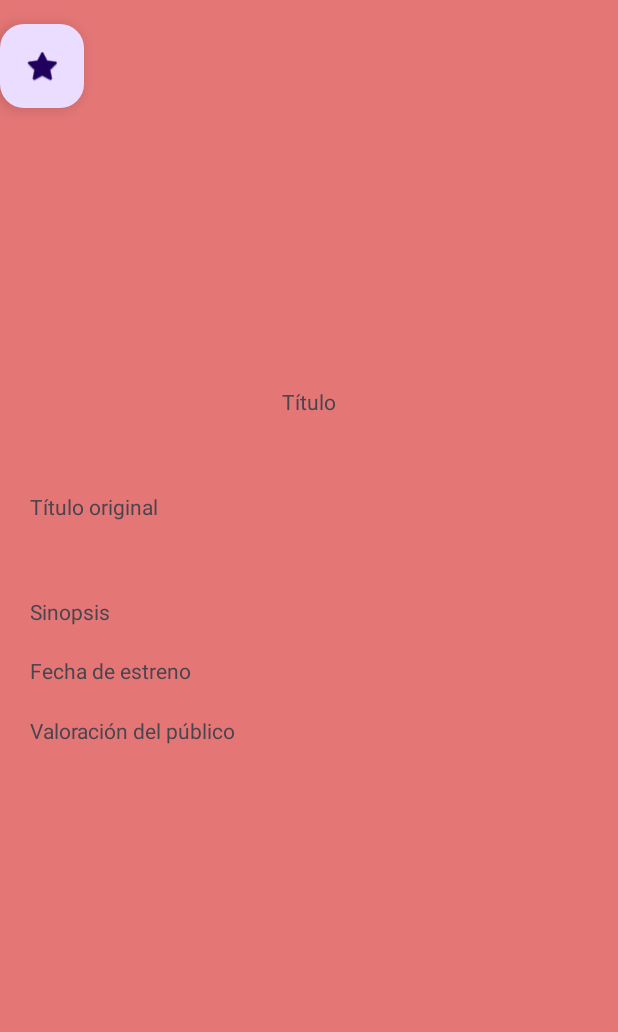
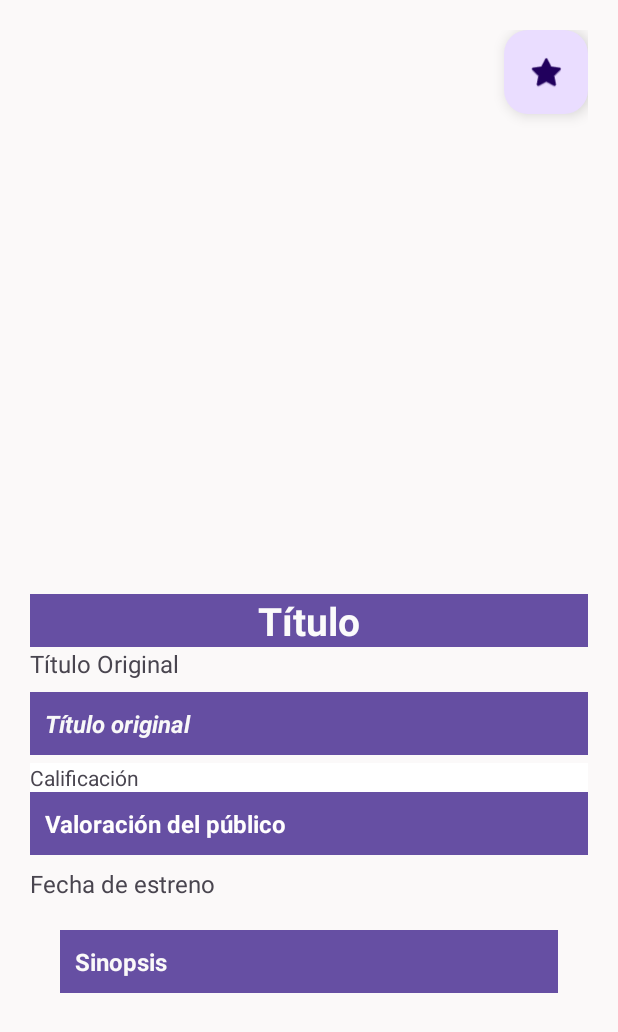
Before and after one commit to KatherineKKC/MoviesApiU5, an Android app: the MovieDetailActivity screen opened directly, with no data from a screen before it, on a phone screen of 412 x 824 dp. Shown: the top 1032 px of the screen. Run offline under Robolectric (Android 15) with nearby library versions, the phone set to English and light mode, and no system bars; pictures from the network do not load.

Commit message:
Casi terminado Detail

```diff
--- a/app/src/main/java/com/kurokawa/data/repository/MovieDetailRepository.kt
+++ b/app/src/main/java/com/kurokawa/data/repository/MovieDetailRepository.kt
@@ -5,15 +5,11 @@ import com.kurokawa.data.room.dao.MovieDao
 import com.kurokawa.data.room.entities.MovieEntity
 
 class MovieDetailRepository(private val applicacion :MyApplication){
+    suspend fun addFavoriteMovie(favorite: Boolean, movieFavorite: MovieEntity) {
+        val category: String =movieFavorite.category
+        //applicacion.movieDatabaseRoom.movieDao().updateFavoriteStatus( category,favorite)
 
-    suspend  fun getMovieDetail(movieId: Int): MovieEntity{
-       var movie = applicacion.movieDatabaseRoom.movieDao().getMovieById(movieId)
-        return movie
     }
-
-     suspend fun updateFavoriteStatus(movie: MovieEntity) {
-         applicacion.movieDatabaseRoom.movieDao().updateMovie(movie)
-     }
 
 
 }
--- a/app/src/main/java/com/kurokawa/data/repository/MovieListRepository.kt
+++ b/app/src/main/java/com/kurokawa/data/repository/MovieListRepository.kt
@@ -1,6 +1,8 @@
 package com.kurokawa.data.repository
 
 import android.util.Log
+import com.bumptech.glide.Glide
+import com.kurokawa.R
 import com.kurokawa.application.MyApplication
 import com.kurokawa.data.remote.service.MovieApiService
 import com.kurokawa.data.room.entities.MovieEntity
--- a/app/src/main/java/com/kurokawa/data/room/dao/MovieDao.kt
+++ b/app/src/main/java/com/kurokawa/data/room/dao/MovieDao.kt
@@ -16,8 +16,6 @@ interface MovieDao {
     @Insert(onConflict = OnConflictStrategy.REPLACE)
     suspend fun insertMovies(movies:List<MovieEntity>)
 
-    @Update
-    suspend fun updateMovie(movies: MovieEntity)
 
     @Query("SELECT * FROM movies")
     suspend fun getAllMovies(): List<MovieEntity>
--- a/app/src/main/java/com/kurokawa/view/MovieDetailActivity.kt
+++ b/app/src/main/java/com/kurokawa/view/MovieDetailActivity.kt
@@ -1,37 +1,86 @@
 package com.kurokawa.view
 
+import android.annotation.SuppressLint
+import android.content.res.ColorStateList
+import android.graphics.Color
 import android.os.Bundle
 import android.widget.Toast
-import androidx.activity.viewModels
 import androidx.appcompat.app.AppCompatActivity
 import com.bumptech.glide.Glide
+import com.kurokawa.R
+import com.kurokawa.application.MyApplication
+import com.kurokawa.data.repository.MovieDetailRepository
+import com.kurokawa.data.room.entities.MovieEntity
 import com.kurokawa.databinding.ActivityMovieDetailBinding
 import com.kurokawa.viewModel.MovieDetailsViewModel
 
 class MovieDetailActivity : AppCompatActivity() {
-    // BINDING
+    /**VARIABLES DECLARADAS-----------------------------------------------------------------------*/
     private lateinit var _binding: ActivityMovieDetailBinding
     private val binding: ActivityMovieDetailBinding get() = _binding
+    private lateinit var applicacion :MyApplication
+    private lateinit var movieViewModel :MovieDetailsViewModel
+    private lateinit var repository: MovieDetailRepository
 
 
-
-
-    // VIEWMODEL
-    private val viewModel: MovieDetailsViewModel by viewModels()
-
+    /**MAIN---------------------------------------------------------------------------------------*/
     override fun onCreate(savedInstanceState: Bundle?) {
         super.onCreate(savedInstanceState)
         _binding = ActivityMovieDetailBinding.inflate(layoutInflater)
         setContentView(binding.root)
 
 
+        /**INICIALIZACION DE APPLICACION, REPOSITORY Y VIEWMODEL*/
+         applicacion = application as MyApplication
+         repository = MovieDetailRepository(applicacion)
+         movieViewModel  = MovieDetailsViewModel(repository)
 
+        /**OBTENER EL ID DE LA MOVIE SELECCIONADA L*/
+         val movieSelected = intent.getParcelableExtra<MovieEntity>("MOVIE")
 
+        showDetailsMovie(movieSelected)
+
+        /**SELECCION DE MOVIE FAVORITA*/
+        var isFavorite :Boolean = true
+        binding.btnFavorite.setOnClickListener{
+           isFavorite =!isFavorite
+            if (movieSelected != null) {
+                isFavorite(isFavorite, movieSelected)
+            }
+        }
 
 
     }
 
+    @SuppressLint("SetTextI18n")
+    private fun showDetailsMovie(movie: MovieEntity?) {
+        if (movie != null){
+            binding.tvTitle.text = movie.title
+            binding.tvOriginal.text = movie.originalTitle
+            binding.tvOverview.text = movie.overview
+            binding.tvRelease.text = movie.releaseDate
+            binding.tvVote.text = movie.voteAverage.toString()
+            Glide.with(this)
+                .load("https://image.tmdb.org/t/p/w500${movie.posterPath}")
+                .placeholder(R.drawable.ic_launcher_foreground)
+                .error(R.drawable.ic_launcher_background)
+                .into(binding.imgPoster)
+        }else{
+            Toast.makeText(this, "No se pudo obtener el detalle de la pelicula ", Toast.LENGTH_SHORT).show()
+        }
 
+    }
+
+
+    private fun isFavorite(isFavorite :Boolean, movieSelected: MovieEntity){
+        if (isFavorite ){
+            binding.btnFavorite.imageTintList = ColorStateList.valueOf(Color.parseColor("#FFD700"))
+
+                movieViewModel.movieIsFavorite(isFavorite, movieSelected)
+        }else{
+            binding.btnFavorite.imageTintList = ColorStateList.valueOf(Color.parseColor("#21005C"))
+        }
+    }
 
 
 }
--- a/app/src/main/java/com/kurokawa/view/MoviesListActivity.kt
+++ b/app/src/main/java/com/kurokawa/view/MoviesListActivity.kt
@@ -7,6 +7,8 @@ import androidx.appcompat.app.AppCompatActivity
 import androidx.recyclerview.widget.GridLayoutManager
 import com.kurokawa.application.MyApplication
 import com.kurokawa.data.remote.retrofit.RetrofitClient
+import com.kurokawa.data.remote.service.MovieApiService
+import com.kurokawa.data.repository.MovieDetailRepository
 import com.kurokawa.data.repository.MovieListRepository
 import com.kurokawa.data.room.adapter.MoviesListAdapter
 import com.kurokawa.data.room.entities.MovieEntity
@@ -16,11 +18,12 @@ import com.kurokawa.viewModel.MovieListViewModel
 
 class MoviesListActivity : AppCompatActivity() {
     /**VARIABLES DECLARADAS-----------------------------------------------------------------------*/
-
     private lateinit var binding: ActivityMoviesListBinding
     private lateinit var movieViewModel: MovieListViewModel
     private lateinit var adapter : MoviesListAdapter
     private lateinit var applicacion: MyApplication
+    private lateinit var repository: MovieListRepository
+    private lateinit var apiService: MovieApiService
 
     /**MAIN---------------------------------------------------------------------------------------*/
     override fun onCreate(savedInstanceState: Bundle?) {
@@ -42,8 +45,8 @@ class MoviesListActivity : AppCompatActivity() {
         applicacion = application as MyApplication
 
         /**INICIALIZACION DE API, REPOSITORY Y VIEWMODEL*/
-        val apiService = RetrofitClient.apiService
-        val repository = MovieListRepository(apiService,applicacion)
+        apiService = RetrofitClient.apiService
+        repository = MovieListRepository(apiService,applicacion)
         movieViewModel = MovieListViewModel(repository)
 
 
--- a/app/src/main/java/com/kurokawa/viewModel/MovieDetailsViewModel.kt
+++ b/app/src/main/java/com/kurokawa/viewModel/MovieDetailsViewModel.kt
@@ -1,5 +1,6 @@
 package com.kurokawa.viewModel
 
+import android.content.Intent
 import androidx.lifecycle.LiveData
 import androidx.lifecycle.MutableLiveData
 import androidx.lifecycle.ViewModel
@@ -10,10 +11,14 @@ import com.kurokawa.data.repository.MovieDetailRepository
 import kotlinx.coroutines.Dispatchers
 import kotlinx.coroutines.launch
 
-class MovieDetailsViewModel(): ViewModel() {
+class MovieDetailsViewModel(private val repository: MovieDetailRepository): ViewModel() {
+    fun movieIsFavorite(isFavorite: Boolean, movieFavorite: MovieEntity) {
+        viewModelScope.launch(Dispatchers.IO){
+            repository.addFavoriteMovie(isFavorite, movieFavorite)
 
+        }
 
-
+    }
 
 
 }
--- a/app/src/main/res/layout/activity_movie_detail.xml
+++ b/app/src/main/res/layout/activity_movie_detail.xml
@@ -1,64 +1,119 @@
 <?xml version="1.0" encoding="utf-8"?>
-<LinearLayout xmlns:android="http://schemas.android.com/apk/res/android"
+<androidx.constraintlayout.widget.ConstraintLayout
+    xmlns:android="http://schemas.android.com/apk/res/android"
     xmlns:app="http://schemas.android.com/apk/res-auto"
     xmlns:tools="http://schemas.android.com/tools"
     android:layout_width="match_parent"
     android:layout_height="match_parent"
-    android:background="#E47676"
-    android:orientation="vertical"
+    android:background="#FBF9F9"
+    android:padding="20dp"
     tools:context=".view.MovieDetailActivity">
 
-    <androidx.constraintlayout.widget.ConstraintLayout
-        android:layout_width="match_parent"
-        android:layout_height="238dp">
-
-        <!-- Imagen del póster -->
-        <ImageView
-            android:id="@+id/img_poster_path"
-            android:layout_width="match_parent"
-            android:layout_height="200dp"
-            app:layout_constraintBottom_toBottomOf="parent"
-            app:layout_constraintEnd_toEndOf="parent"
-            app:layout_constraintStart_toStartOf="parent"
-            app:layout_constraintTop_toTopOf="parent"
-            tools:src="@tools:sample/avatars" />
-
-        <!-- Botón para marcar como favorito -->
+    <!-- Botón de favoritos -->
     <com.google.android.material.floatingactionbutton.FloatingActionButton
-            android:id="@+id/btn_star_favorite"
+        android:id="@+id/btn_favorite"
         android:layout_width="wrap_content"
         android:layout_height="wrap_content"
         android:clickable="true"
         android:contentDescription="@string/btn_favoritos_description"
-            app:layout_constraintBottom_toBottomOf="@+id/img_poster_path"
+        android:focusable="true"
         app:layout_constraintEnd_toEndOf="parent"
-            app:layout_constraintHorizontal_bias="0.0"
+        app:layout_constraintTop_toTopOf="parent"
+        app:rippleColor="#21005C"
+        app:srcCompat="@android:drawable/btn_star_big_on" />
+
+    <!-- Imagen de la película -->
+    <ImageView
+        android:id="@+id/img_poster"
+        android:layout_width="200dp"
+        android:layout_height="300dp"
+        android:scaleType="centerCrop"
+        app:layout_constraintTop_toBottomOf="@id/btn_favorite"
         app:layout_constraintStart_toStartOf="parent"
-            app:layout_constraintTop_toTopOf="parent"
-            app:layout_constraintVertical_bias="0.098"
-            app:srcCompat="@android:drawable/btn_star_big_off"
-            tools:ignore="MissingConstraints" />
-
-
-    </androidx.constraintlayout.widget.ConstraintLayout>
+        app:layout_constraintEnd_toEndOf="parent"/>
 
     <!-- Título de la película -->
     <TextView
         android:id="@+id/tv_title"
-        android:layout_width="match_parent"
-        android:layout_height="30dp"
-        android:layout_margin="20dp"
+        android:layout_width="0dp"
+        android:layout_height="wrap_content"
+        android:layout_marginTop="20dp"
+        android:background="#664FA3"
         android:text="Título"
         android:textAlignment="center"
-        tools:ignore="HardcodedText" />
+        android:textColor="#FBFBFB"
+        android:textSize="26sp"
+        android:textStyle="bold"
+        app:layout_constraintEnd_toEndOf="parent"
+        app:layout_constraintStart_toStartOf="parent"
+        app:layout_constraintTop_toBottomOf="@id/img_poster" />
+
+    <!-- Etiqueta "Título original" -->
+    <TextView
+        android:id="@+id/tv_label_original"
+        android:layout_width="0dp"
+        android:layout_height="wrap_content"
+        android:text="@string/tv_title_original_fixed"
+        android:textSize="16sp"
+        app:layout_constraintTop_toBottomOf="@id/tv_title"
+        app:layout_constraintStart_toStartOf="parent"
+        app:layout_constraintEnd_toEndOf="parent"/>
 
     <!-- Título original -->
     <TextView
-        android:id="@+id/tv_original_title"
+        android:id="@+id/tv_original"
         android:layout_width="match_parent"
-        android:layout_height="30dp"
-        android:layout_margin="20dp"
-        android:text="Título original" />
+        android:layout_height="wrap_content"
+        android:layout_marginTop="8dp"
+        android:background="#654EA2"
+        android:padding="10dp"
+        android:text="Título original"
+        android:textColor="#F8F8F8"
+        android:textSize="16sp"
+        android:textStyle="bold|italic"
+        app:layout_constraintEnd_toEndOf="parent"
+        app:layout_constraintStart_toStartOf="parent"
+        app:layout_constraintTop_toBottomOf="@id/tv_label_original" />
+
+    <!-- Etiqueta "Valoración del público" -->
+    <TextView
+        android:id="@+id/tv_label_vote"
+        android:layout_width="0dp"
+        android:layout_height="wrap_content"
+        android:layout_marginTop="5dp"
+        android:background="#FFFFFF"
+        android:text="@string/tv_vote"
+        app:layout_constraintEnd_toEndOf="parent"
+        app:layout_constraintStart_toStartOf="parent"
+        app:layout_constraintTop_toBottomOf="@id/tv_original" />
+
+    <!-- Valoración del público -->
+    <TextView
+        android:id="@+id/tv_vote"
+        android:layout_width="match_parent"
+        android:layout_height="wrap_content"
+        android:background="#664FA3"
+        android:padding="10dp"
+        android:text="Valoración del público"
+        android:textColor="#FFFEFE"
+        android:textColorLink="#664FA3"
+        android:textSize="16sp"
+        android:textStyle="bold"
+        app:layout_constraintEnd_toEndOf="parent"
+        app:layout_constraintStart_toStartOf="parent"
+        app:layout_constraintTop_toBottomOf="@id/tv_label_vote" />
+
+    <!-- Fecha de estreno -->
+    <TextView
+        android:id="@+id/tv_release"
+        android:layout_width="match_parent"
+        android:layout_height="wrap_content"
+        android:layout_marginTop="8dp"
+        android:text="Fecha de estreno"
+        android:textSize="16sp"
+        app:layout_constraintTop_toBottomOf="@id/tv_vote"
+        app:layout_constraintStart_toStartOf="parent"
+        app:layout_constraintEnd_toEndOf="parent"/>
 
     <!-- Sinopsis -->
     <TextView
@@ -66,23 +121,15 @@
         android:layout_width="match_parent"
         android:layout_height="wrap_content"
         android:layout_margin="20dp"
-        android:text="Sinopsis" />
+        android:background="#664FA3"
+        android:padding="10dp"
+        android:text="Sinopsis"
+        android:textColor="#FAF9F9"
+        android:textColorLink="#000000"
+        android:textSize="16sp"
+        android:textStyle="bold"
+        app:layout_constraintEnd_toEndOf="parent"
+        app:layout_constraintStart_toStartOf="parent"
+        app:layout_constraintTop_toBottomOf="@id/tv_release" />
 
-    <!-- Fecha de estreno -->
-    <TextView
-        android:id="@+id/tv_release_date"
-        android:layout_width="match_parent"
-        android:layout_height="20dp"
-        android:layout_marginLeft="20dp"
-        android:layout_marginRight="20dp"
-        android:text="Fecha de estreno" />
-
-    <!-- Valoración del público -->
-    <TextView
-        android:id="@+id/tv_vote_average"
-        android:layout_width="match_parent"
-        android:layout_height="20dp"
-        android:layout_margin="20dp"
-        android:text="Valoración del público" />
-
-</LinearLayout>
+</androidx.constraintlayout.widget.ConstraintLayout>
--- a/app/src/main/res/values/strings.xml
+++ b/app/src/main/res/values/strings.xml
@@ -14,4 +14,6 @@
     <string name="btn_favoritos_description">Favoritos</string>
     <string name="buscar_peliculas">Buscar peliculas</string>
     <string name="el_padrino">El padrino</string>
+    <string name="tv_title_original_fixed">Título Original</string>
+    <string name="tv_vote">Calificación</string>
 </resources>
```
Lines whose indentation alone changed are shown as unchanged.
